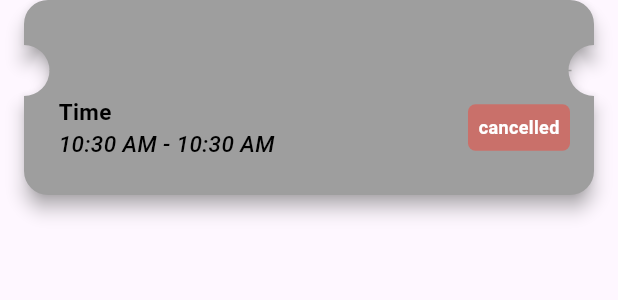
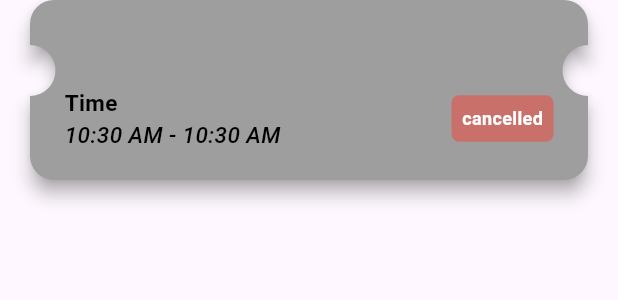
Before and after one commit to Safeek-S/vizmo_assessment, a Flutter app: the DynamicTicketWidget widget shown alone on an empty page, opened directly with empty values, on a phone screen of 412 x 824 dp. Shown: the top 300 px of the screen. Run offline on Flutter 3.47's test engine with Material 3 defaults, Android fonts, the phone set to English and light mode, and no system bars; our stand-ins replace connectivity_plus, dio, flutter_mobx, mobx, sqflite, table_calendar; accounts and stored records are empty; generated files the repository leaves out were written again; network calls fail.

Commit message:
added padding to status widget

```diff
--- a/lib/screens/widgets/ticket_widget.dart
+++ b/lib/screens/widgets/ticket_widget.dart
@@ -79,7 +79,7 @@ class _DynamicTicketWidgetState extends State<DynamicTicketWidget> {
       /// for custom ticket info and bottom section for default text.
       return Container(
         width: MediaQuery.of(context).size.width,
-        padding: const EdgeInsets.symmetric(horizontal: 16.0),
+        padding: const EdgeInsets.symmetric(horizontal: 20.0),
         child: ValueListenableBuilder(
             valueListenable: updateTicket,
             builder: (context, bool val, _) {
@@ -90,16 +90,15 @@ class _DynamicTicketWidgetState extends State<DynamicTicketWidget> {
               /// at the top and default text at the bottom. Padding is added for white space.
               return CustomPaint(
                 painter: TicketPainter(
-
                   // borderColor: widget.ticketBorderColor,
                   bgColor: widget.ticketBgColor,
                   dottedLineColor: Colors.grey,
                   contentHeight: _calculateContentHeight(),
                 ),
                 child: Padding(
-                  padding: const EdgeInsets.fromLTRB(16.0, 16.0, 16.0, 24.0),
+                  padding: const EdgeInsets.fromLTRB(16.0, 10.0, 16.0, 20.0),
                   child: Column(
-                    mainAxisAlignment: MainAxisAlignment.spaceBetween,
+                    mainAxisAlignment: MainAxisAlignment.spaceAround,
                     mainAxisSize: MainAxisSize.min,
                     children: [
                       Container(
@@ -108,13 +107,11 @@ class _DynamicTicketWidgetState extends State<DynamicTicketWidget> {
                           mainAxisAlignment: MainAxisAlignment.start,
                           crossAxisAlignment: CrossAxisAlignment.start,
                           children: [
-                            // const SizedBox(height: 8.0),
                             if (widget.ticketInfoWidget != null)
                               Align(
                                 alignment: Alignment.centerLeft,
                                 child: widget.ticketInfoWidget,
                               ),
-                            // const SizedBox(height: 4.0),
                           ],
                         ),
                       ),
@@ -128,7 +125,7 @@ class _DynamicTicketWidgetState extends State<DynamicTicketWidget> {
                             mainAxisAlignment: MainAxisAlignment.spaceBetween,
                             children: [
                               Padding(
-                                padding:  EdgeInsets.only(left: 7),
+                                padding: EdgeInsets.only(left: 7),
                                 child: Column(
                                   mainAxisAlignment: MainAxisAlignment.start,
                                   crossAxisAlignment: CrossAxisAlignment.start,
@@ -145,7 +142,7 @@ class _DynamicTicketWidgetState extends State<DynamicTicketWidget> {
                                     Text(
                                       widget.event.getTimeRange(),
                                       textAlign: TextAlign.center,
-                                      style:  TextStyle(
+                                      style: TextStyle(
                                         fontSize: AppFonts.mediumText,
                                         color: Colors.black,
                                         fontWeight: AppFonts.medium,
@@ -159,14 +156,16 @@ class _DynamicTicketWidgetState extends State<DynamicTicketWidget> {
                                 alignment: Alignment.centerRight,
                                 child: Container(
                                   decoration: BoxDecoration(
-                                    color:widget.event.status!.name == 'cancelled'? Colors.red.withOpacity(0.5):  Colors.green.withOpacity(0.5),
-                                    borderRadius: BorderRadius.circular(5)
-                                  ),
+                                      color: widget.event.status!.name ==
+                                              'cancelled'
+                                          ? Colors.red.withOpacity(0.5)
+                                          : Colors.green.withOpacity(0.5),
+                                      borderRadius: BorderRadius.circular(5)),
                                   padding: const EdgeInsets.all(7),
-
+                                  margin: EdgeInsets.only(right: 7),
                                   child: Text(
                                     widget.event.status!.name,
-                                    style:  TextStyle(
+                                    style: TextStyle(
                                       fontSize: AppFonts.smallText,
                                       fontWeight: AppFonts.semiBold,
                                       color: Colors.white,
```
Lines whose indentation alone changed are shown as unchanged.
